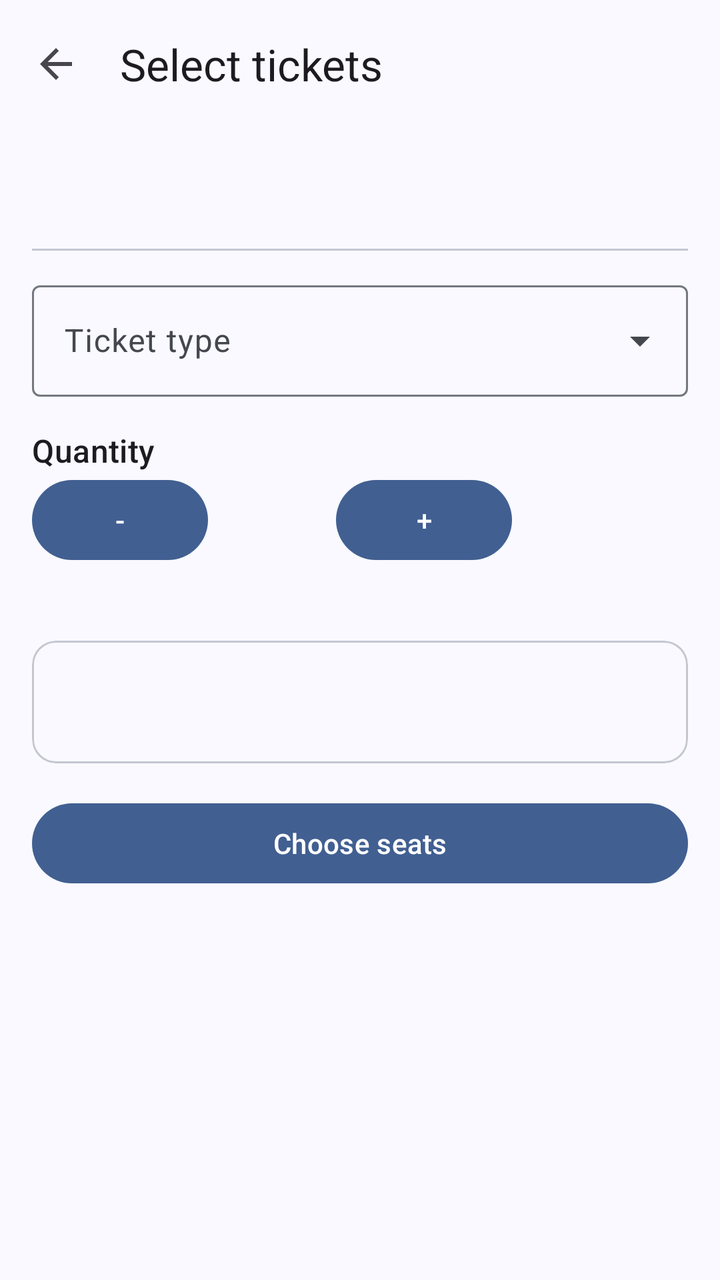
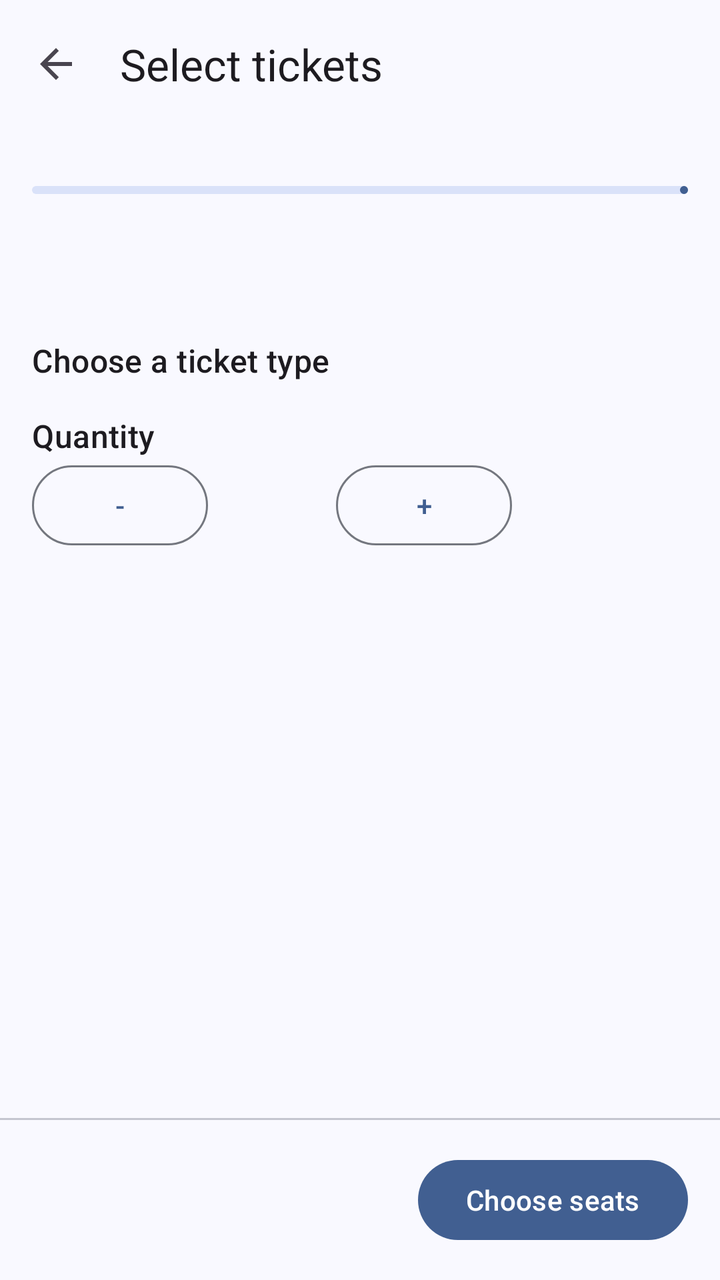

Screens rendered from an Android XML layout before and after an edit, with the pre-edit source and the edit as a unified diff.
<!-- AndroidManifest.xml: application theme Theme.Ticketree -->
<!-- res/layout/activity_ticket_select.xml -->
<?xml version="1.0" encoding="utf-8"?>
<LinearLayout xmlns:android="http://schemas.android.com/apk/res/android"
    xmlns:app="http://schemas.android.com/apk/res-auto"
    android:layout_width="match_parent"
    android:layout_height="match_parent"
    android:fitsSystemWindows="true"
    android:orientation="vertical">
    <com.google.android.material.appbar.MaterialToolbar
        android:id="@+id/toolbar"
        android:layout_width="match_parent"
        android:layout_height="?attr/actionBarSize"
        app:navigationIcon="@drawable/ic_back"
        app:title="Select tickets" />
<ScrollView xmlns:android="http://schemas.android.com/apk/res/android"
    android:layout_width="match_parent"
    android:layout_height="0dp"
    android:layout_weight="1">

    <LinearLayout
        android:layout_width="match_parent"
        android:layout_height="wrap_content"
        android:orientation="vertical"
        android:padding="16dp">

        <com.google.android.material.textview.MaterialTextView
            android:id="@+id/tvEvent"
            android:layout_width="match_parent"
            android:layout_height="wrap_content"
            android:textAppearance="?attr/textAppearanceHeadlineSmall" />

        <com.google.android.material.divider.MaterialDivider
            android:layout_width="match_parent"
            android:layout_height="wrap_content"
            android:layout_marginVertical="12dp" />

        <com.google.android.material.textfield.TextInputLayout
            style="@style/Widget.Material3.TextInputLayout.OutlinedBox.ExposedDropdownMenu"
            android:layout_width="match_parent"
            android:layout_height="wrap_content"
            android:layout_marginTop="0dp"
            android:hint="Ticket type">

            <com.google.android.material.textfield.MaterialAutoCompleteTextView
                android:id="@+id/ddType"
                android:layout_width="match_parent"
                android:layout_height="wrap_content"
                android:inputType="none" />
        </com.google.android.material.textfield.TextInputLayout>

        <com.google.android.material.textview.MaterialTextView
        android:textAppearance="?attr/textAppearanceTitleMedium"
            android:layout_width="match_parent"
            android:layout_height="wrap_content"
            android:layout_marginTop="16dp"
            android:text="Quantity" />

        <LinearLayout
            android:layout_width="match_parent"
            android:layout_height="wrap_content"
            android:gravity="center_vertical"
            android:orientation="horizontal">

            <com.google.android.material.button.MaterialButton
                android:id="@+id/btnMinus"
                android:layout_width="wrap_content"
                android:layout_height="wrap_content"
                android:text="-" />

            <com.google.android.material.textview.MaterialTextView
                android:id="@+id/tvQty"
                android:layout_width="64dp"
                android:layout_height="wrap_content"
                android:gravity="center"
                android:textAppearance="?attr/textAppearanceTitleLarge" />

            <com.google.android.material.button.MaterialButton
                android:id="@+id/btnPlus"
                android:layout_width="wrap_content"
                android:layout_height="wrap_content"
                android:text="+" />
        </LinearLayout>

        <com.google.android.material.textview.MaterialTextView
            android:id="@+id/tvRule"
            android:layout_width="match_parent"
            android:layout_height="wrap_content"
            android:layout_marginTop="4dp"
            android:textAppearance="?attr/textAppearanceBodySmall" />

        <com.google.android.material.card.MaterialCardView
            android:layout_width="match_parent"
            android:layout_height="wrap_content"
            android:layout_marginTop="16dp">

            <com.google.android.material.textview.MaterialTextView
                android:id="@+id/tvTotal"
                android:layout_width="match_parent"
                android:layout_height="wrap_content"
                android:padding="16dp"
                android:textAppearance="?attr/textAppearanceTitleLarge" />
        </com.google.android.material.card.MaterialCardView>

        <com.google.android.material.button.MaterialButton
            android:id="@+id/btnContinue"
            android:layout_width="match_parent"
            android:layout_height="wrap_content"
            android:layout_marginTop="16dp"
            android:text="Choose seats" />
    </LinearLayout>
</ScrollView>
</LinearLayout>
<!-- resources referenced by this layout -->
<resources>
  <!-- drawable ic_back (drawable) -->
  <vector xmlns:android="http://schemas.android.com/apk/res/android"
      android:width="24dp"
      android:height="24dp"
      android:tint="?attr/colorControlNormal"
      android:viewportWidth="24"
      android:viewportHeight="24">
      <path
          android:fillColor="@android:color/white"
          android:pathData="M20,11H7.83l5.59,-5.59L12,4l-8,8 8,8 1.41,-1.41L7.83,13H20v-2z" />
  </vector>
  <style name="Theme.Ticketree" parent="AppTheme">
          <item name="android:windowSoftInputMode">adjustResize</item>
      </style>
  <color name="md_theme_primary">#415F91</color>
  <color name="md_theme_onPrimary">#FFFFFF</color>
  <color name="md_theme_primaryContainer">#D6E3FF</color>
  <color name="md_theme_onPrimaryContainer">#284777</color>
  <color name="md_theme_secondary">#565F71</color>
  <color name="md_theme_onSecondary">#FFFFFF</color>
  <color name="md_theme_secondaryContainer">#DAE2F9</color>
  <color name="md_theme_onSecondaryContainer">#3E4759</color>
  <color name="md_theme_tertiary">#705575</color>
  <color name="md_theme_onTertiary">#FFFFFF</color>
  <color name="md_theme_tertiaryContainer">#FAD8FD</color>
  <color name="md_theme_onTertiaryContainer">#573E5C</color>
  <color name="md_theme_error">#BA1A1A</color>
  <color name="md_theme_onError">#FFFFFF</color>
  <color name="md_theme_errorContainer">#FFDAD6</color>
  <color name="md_theme_onErrorContainer">#93000A</color>
  <color name="md_theme_background">#F9F9FF</color>
  <color name="md_theme_onBackground">#191C20</color>
  <color name="md_theme_surface">#F9F9FF</color>
  <color name="md_theme_onSurface">#191C20</color>
  <color name="md_theme_surfaceVariant">#E0E2EC</color>
  <color name="md_theme_onSurfaceVariant">#44474E</color>
  <color name="md_theme_outline">#74777F</color>
  <color name="md_theme_outlineVariant">#C4C6D0</color>
  <color name="md_theme_inverseSurface">#2E3036</color>
  <color name="md_theme_inverseOnSurface">#F0F0F7</color>
  <color name="md_theme_inversePrimary">#AAC7FF</color>
  <color name="md_theme_primaryFixed">#D6E3FF</color>
  <color name="md_theme_onPrimaryFixed">#001B3E</color>
  <color name="md_theme_primaryFixedDim">#AAC7FF</color>
  <color name="md_theme_onPrimaryFixedVariant">#284777</color>
  <color name="md_theme_secondaryFixed">#DAE2F9</color>
  <color name="md_theme_onSecondaryFixed">#131C2B</color>
  <color name="md_theme_secondaryFixedDim">#BEC6DC</color>
  <color name="md_theme_onSecondaryFixedVariant">#3E4759</color>
  <color name="md_theme_tertiaryFixed">#FAD8FD</color>
  <color name="md_theme_onTertiaryFixed">#28132E</color>
  <color name="md_theme_tertiaryFixedDim">#DDBCE0</color>
  <color name="md_theme_onTertiaryFixedVariant">#573E5C</color>
  <color name="md_theme_surfaceDim">#D9D9E0</color>
  <color name="md_theme_surfaceBright">#F9F9FF</color>
  <color name="md_theme_surfaceContainerLowest">#FFFFFF</color>
  <color name="md_theme_surfaceContainerLow">#F3F3FA</color>
  <color name="md_theme_surfaceContainer">#EDEDF4</color>
  <color name="md_theme_surfaceContainerHigh">#E7E8EE</color>
  <color name="md_theme_surfaceContainerHighest">#E2E2E9</color>
  <!-- unchanged entries left out for length: 1 -->
</resources>

<!-- the commit's change to res/layout/activity_ticket_select.xml (unified diff, before → after) -->
@@ -5,107 +5,143 @@
     android:layout_height="match_parent"
     android:fitsSystemWindows="true"
     android:orientation="vertical">
+
     <com.google.android.material.appbar.MaterialToolbar
         android:id="@+id/toolbar"
         android:layout_width="match_parent"
         android:layout_height="?attr/actionBarSize"
+        app:navigationContentDescription="Back"
         app:navigationIcon="@drawable/ic_back"
         app:title="Select tickets" />
-<ScrollView xmlns:android="http://schemas.android.com/apk/res/android"
-    android:layout_width="match_parent"
-    android:layout_height="0dp"
-    android:layout_weight="1">
+
+    <include
+        android:id="@+id/steps"
+        layout="@layout/view_steps" />
+
+    <ScrollView
+        android:layout_width="match_parent"
+        android:layout_height="0dp"
+        android:layout_weight="1">
+
+        <LinearLayout
+            android:layout_width="match_parent"
+            android:layout_height="wrap_content"
+            android:orientation="vertical"
+            android:padding="16dp">
+
+            <com.google.android.material.textview.MaterialTextView
+                android:id="@+id/tvEvent"
+                android:layout_width="match_parent"
+                android:layout_height="wrap_content"
+                android:textAppearance="?attr/textAppearanceHeadlineSmall" />
+
+            <com.google.android.material.textview.MaterialTextView
+                android:layout_width="match_parent"
+                android:layout_height="wrap_content"
+                android:layout_marginTop="16dp"
+                android:layout_marginBottom="8dp"
+                android:text="Choose a ticket type"
+                android:textAppearance="?attr/textAppearanceTitleMedium" />
+
+            <LinearLayout
+                android:id="@+id/llTypes"
+                android:layout_width="match_parent"
+                android:layout_height="wrap_content"
+                android:orientation="vertical" />
+
+            <com.google.android.material.textview.MaterialTextView
+                android:layout_width="match_parent"
+                android:layout_height="wrap_content"
+                android:layout_marginTop="8dp"
+                android:text="Quantity"
+                android:textAppearance="?attr/textAppearanceTitleMedium" />
+
+            <LinearLayout
+                android:layout_width="match_parent"
+                android:layout_height="wrap_content"
+                android:gravity="center_vertical"
+                android:orientation="horizontal">
+
+                <com.google.android.material.button.MaterialButton
+                    android:id="@+id/btnMinus"
+                    style="@style/Widget.Material3.Button.OutlinedButton"
+                    android:layout_width="wrap_content"
+                    android:layout_height="wrap_content"
+                    android:contentDescription="Fewer tickets"
+                    android:text="-" />
+
+                <com.google.android.material.textview.MaterialTextView
+                    android:id="@+id/tvQty"
+                    android:layout_width="64dp"
+                    android:layout_height="wrap_content"
+                    android:gravity="center"
+                    android:textAppearance="?attr/textAppearanceTitleLarge" />
+
+                <com.google.android.material.button.MaterialButton
+                    android:id="@+id/btnPlus"
+                    style="@style/Widget.Material3.Button.OutlinedButton"
+                    android:layout_width="wrap_content"
+                    android:layout_height="wrap_content"
+                    android:contentDescription="More tickets"
+                    android:text="+" />
+            </LinearLayout>
+
+            <com.google.android.material.textview.MaterialTextView
+                android:id="@+id/tvRule"
+                android:layout_width="match_parent"
+                android:layout_height="wrap_content"
+                android:layout_marginTop="4dp"
+                android:textAppearance="?attr/textAppearanceBodySmall" />
+        </LinearLayout>
+    </ScrollView>
+
+    <com.google.android.material.divider.MaterialDivider
+        android:layout_width="match_parent"
+        android:layout_height="wrap_content" />
 
     <LinearLayout
         android:layout_width="match_parent"
         android:layout_height="wrap_content"
-        android:orientation="vertical"
+        android:gravity="center_vertical"
+        android:orientation="horizontal"
         android:padding="16dp">
 
         <com.google.android.material.textview.MaterialTextView
-            android:id="@+id/tvEvent"
-            android:layout_width="match_parent"
+            android:id="@+id/tvTotal"
+            android:layout_width="0dp"
             android:layout_height="wrap_content"
-            android:textAppearance="?attr/textAppearanceHeadlineSmall" />
-
-        <com.google.android.material.divider.MaterialDivider
-            android:layout_width="match_parent"
-            android:layout_height="wrap_content"
-            android:layout_marginVertical="12dp" />
-
-        <com.google.android.material.textfield.TextInputLayout
-            style="@style/Widget.Material3.TextInputLayout.OutlinedBox.ExposedDropdownMenu"
-            android:layout_width="match_parent"
-            android:layout_height="wrap_content"
-            android:layout_marginTop="0dp"
-            android:hint="Ticket type">
-
-            <com.google.android.material.textfield.MaterialAutoCompleteTextView
-                android:id="@+id/ddType"
-                android:layout_width="match_parent"
-                android:layout_height="wrap_content"
-                android:inputType="none" />
-        </com.google.android.material.textfield.TextInputLayout>
-
-        <com.google.android.material.textview.MaterialTextView
-        android:textAppearance="?attr/textAppearanceTitleMedium"
-            android:layout_width="match_parent"
-            android:layout_height="wrap_content"
-            android:layout_marginTop="16dp"
-            android:text="Quantity" />
-
-        <LinearLayout
-            android:layout_width="match_parent"
-            android:layout_height="wrap_content"
-            android:gravity="center_vertical"
-            android:orientation="horizontal">
-
-            <com.google.android.material.button.MaterialButton
-                android:id="@+id/btnMinus"
-                android:layout_width="wrap_content"
-                android:layout_height="wrap_content"
-                android:text="-" />
-
-            <com.google.android.material.textview.MaterialTextView
-                android:id="@+id/tvQty"
-                android:layout_width="64dp"
-                android:layout_height="wrap_content"
-                android:gravity="center"
-                android:textAppearance="?attr/textAppearanceTitleLarge" />
-
-            <com.google.android.material.button.MaterialButton
-                android:id="@+id/btnPlus"
-                android:layout_width="wrap_content"
-                android:layout_height="wrap_content"
-                android:text="+" />
-        </LinearLayout>
-
-        <com.google.android.material.textview.MaterialTextView
-            android:id="@+id/tvRule"
-            android:layout_width="match_parent"
-            android:layout_height="wrap_content"
-            android:layout_marginTop="4dp"
-            android:textAppearance="?attr/textAppearanceBodySmall" />
-
-        <com.google.android.material.card.MaterialCardView
-            android:layout_width="match_parent"
-            android:layout_height="wrap_content"
-            android:layout_marginTop="16dp">
-
-            <com.google.android.material.textview.MaterialTextView
-                android:id="@+id/tvTotal"
-                android:layout_width="match_parent"
-                android:layout_height="wrap_content"
-                android:padding="16dp"
-                android:textAppearance="?attr/textAppearanceTitleLarge" />
-        </com.google.android.material.card.MaterialCardView>
+            android:layout_weight="1"
+            android:textAppearance="?attr/textAppearanceTitleLarge" />
 
         <com.google.android.material.button.MaterialButton
             android:id="@+id/btnContinue"
-            android:layout_width="match_parent"
+            android:layout_width="wrap_content"
             android:layout_height="wrap_content"
-            android:layout_marginTop="16dp"
             android:text="Choose seats" />
     </LinearLayout>
-</ScrollView>
 </LinearLayout>
+<!-- res/layout/view_steps.xml (included above) -->
+<?xml version="1.0" encoding="utf-8"?>
+<LinearLayout xmlns:android="http://schemas.android.com/apk/res/android"
+    android:layout_width="match_parent"
+    android:layout_height="wrap_content"
+    android:orientation="vertical"
+    android:paddingHorizontal="16dp"
+    android:paddingTop="4dp"
+    android:paddingBottom="8dp">
+
+    <com.google.android.material.textview.MaterialTextView
+        android:id="@+id/tvStepLabel"
+        android:layout_width="match_parent"
+        android:layout_height="wrap_content"
+        android:textAppearance="?attr/textAppearanceLabelLarge" />
+
+    <com.google.android.material.progressindicator.LinearProgressIndicator
+        android:id="@+id/stepBar"
+        android:layout_width="match_parent"
+        android:layout_height="wrap_content"
+        android:layout_marginTop="6dp"
+        android:max="3"
+        app:trackCornerRadius="4dp"
+        xmlns:app="http://schemas.android.com/apk/res-auto" />
+</LinearLayout>
